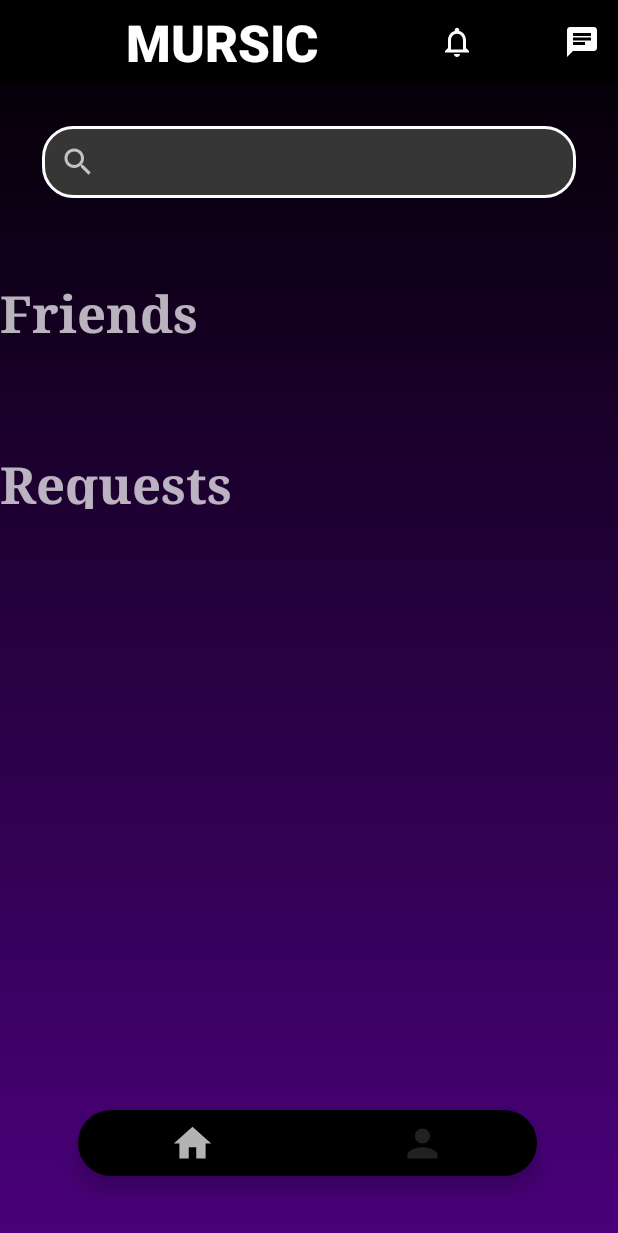
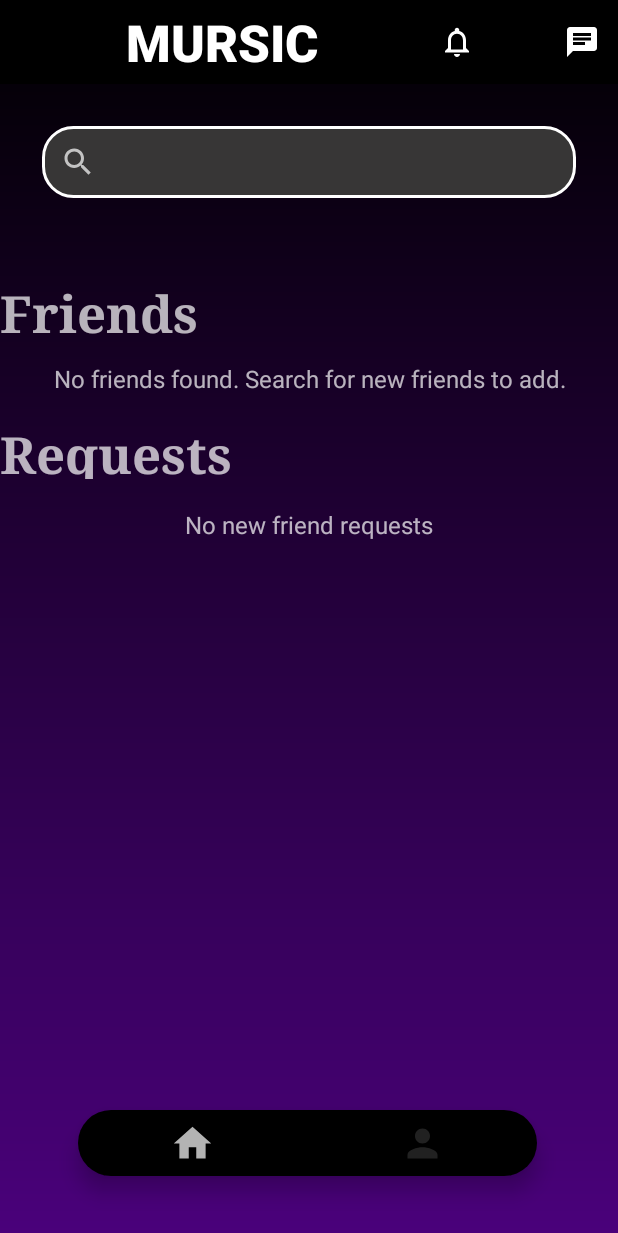
Before and after one commit to EbenVEVO/Capstone-MursicApp, an Android app: the screen it shows after launch once a user with an empty profile is signed in (MainActivity), item 2 of the bottom bar chosen, on a phone screen of 412 x 824 dp. Shown: the top 1233 px of the screen. Run offline under Robolectric (Android 15) with nearby library versions, the phone set to English and light mode, and no system bars; our stand-ins replace Firebase (no records; nobody signed in at launch, a user with empty details on screens opened directly); libraries missing offline, so code that uses them is left out: com.mikhaellopez.circularimageview; plain views replace CircularImageView; 6 statements that could not run were skipped.

```diff
--- a/app/src/main/java/com/example/capstone_mursicapp/EditProfileFrag.java
+++ b/app/src/main/java/com/example/capstone_mursicapp/EditProfileFrag.java
@@ -115,7 +115,8 @@ public class EditProfileFrag extends Fragment {
                             });
                         }
                         return true;
-
+                    case R.id.exit:
+                        getFragmentManager().popBackStack();
 
                 }
                 return false;
--- a/app/src/main/java/com/example/capstone_mursicapp/FriendsFrag.java
+++ b/app/src/main/java/com/example/capstone_mursicapp/FriendsFrag.java
@@ -3,6 +3,7 @@ package com.example.capstone_mursicapp;
 import android.os.Bundle;
 
 import androidx.annotation.NonNull;
+import androidx.annotation.Nullable;
 import androidx.appcompat.app.AppCompatActivity;
 import androidx.appcompat.widget.SearchView;
 import androidx.core.view.MenuItemCompat;
@@ -27,7 +28,9 @@ import com.google.firebase.auth.FirebaseAuth;
 import com.google.firebase.auth.FirebaseUser;
 import com.google.firebase.firestore.DocumentReference;
 import com.google.firebase.firestore.DocumentSnapshot;
+import com.google.firebase.firestore.EventListener;
 import com.google.firebase.firestore.FirebaseFirestore;
+import com.google.firebase.firestore.FirebaseFirestoreException;
 import com.google.firebase.firestore.QueryDocumentSnapshot;
 import com.mikhaellopez.circularimageview.CircularImageView;
 
@@ -181,7 +184,7 @@ public class FriendsFrag extends Fragment {
                 ProfileFrag profileFrag = new ProfileFrag();
                 profileFrag.setIsOwnProfile(true);
                 if (!getActivity().isDestroyed()) {
-                    getActivity().getSupportFragmentManager().beginTransaction().replace(R.id.mainLayout, profileFrag).commitNow();
+                    getActivity().getSupportFragmentManager().beginTransaction().replace(R.id.mainLayout, profileFrag).commit();
                 }
             }
         });
@@ -236,15 +239,18 @@ public class FriendsFrag extends Fragment {
     }
 
     public void getFriendRequest(){
-        //System.out.println("Entering get friendrequest");
         friendRequestList = new ArrayList<>();
         FirebaseUser currentUser = FirebaseAuth.getInstance().getCurrentUser();
         String userID = currentUser.getUid();
-        db.collection("Users").document(userID).get().addOnSuccessListener(documentSnapshot -> {
-            if(documentSnapshot.exists()){
+        db.collection("Users").document(userID).addSnapshotListener(new EventListener<DocumentSnapshot>() {
+            @Override
+            public void onEvent(@Nullable DocumentSnapshot documentSnapshot, @Nullable FirebaseFirestoreException e) {
+                    if (e != null) {
+                        Log.e("Error", String.valueOf(e));
+                    }
+                if(documentSnapshot != null){
                     List<Map<String, Object>> friendRequests = (List<Map<String, Object>>) documentSnapshot.get("friendRequests");
                     if (friendRequests != null && !friendRequests.isEmpty()) {
-                    //Log.d("Firebase", "request found");
                         for (Map<String, Object> friendRequestMap : friendRequests) {
                             String requesterID = (String) friendRequestMap.get("User");
                             db.collection("Users").document(requesterID).get().addOnSuccessListener(requesterSnapshot -> {
@@ -274,7 +280,8 @@ public class FriendsFrag extends Fragment {
                     }
                 }
                 else{
-              //  Log.d("Firebase", "request document not found");
+                    Log.d("Firebase", "request document not found");
+                }
             }
         });
         if (requestAdapter!= null) {
@@ -283,16 +290,19 @@ public class FriendsFrag extends Fragment {
         }
     }
 
-
     public void getFriends(){
         System.out.println("Entering get friends");
         friendsList = new ArrayList<>();
         FirebaseUser currentUser = FirebaseAuth.getInstance().getCurrentUser();
         String userID = currentUser.getUid();
-        db.collection("Users").document(userID).get().addOnSuccessListener(documentSnapshot -> {
-            if(documentSnapshot.exists()){
+        db.collection("Users").document(userID).addSnapshotListener(new EventListener<DocumentSnapshot>() {
+            @Override
+            public void onEvent(@Nullable DocumentSnapshot documentSnapshot, @Nullable FirebaseFirestoreException e) {
+                    if (e != null) {
+                        Log.e("Error", String.valueOf(e));
+                    }
+                    if(documentSnapshot != null){
                             List<Map<String,Object>> friends = (List<Map<String, Object>>) documentSnapshot.get("friends");
-                System.out.println(friends);
 
                             if (friends != null && !friends.isEmpty()) {
                                 for (Map<String, Object> friendsMap : friends) {
@@ -328,6 +338,7 @@ public class FriendsFrag extends Fragment {
                         else{
                             Log.d("Firebase", "friends document not found");
                         }
+            }
         });
 
         if (friendsAdapter!= null) {
--- a/app/src/main/java/com/example/capstone_mursicapp/FriendsRecycleAdapter.java
+++ b/app/src/main/java/com/example/capstone_mursicapp/FriendsRecycleAdapter.java
@@ -105,7 +105,7 @@ public class FriendsRecycleAdapter extends RecyclerView.Adapter<FriendsRecycleAd
                 profileFrag.setIsOwnProfile(false);
                 profileFrag.setUser(userModel);
                 AppCompatActivity activity = (AppCompatActivity) v.getContext();
-                activity.getSupportFragmentManager().beginTransaction().replace(R.id.mainLayout, profileFrag).commitNow();
+                activity.getSupportFragmentManager().beginTransaction().replace(R.id.mainLayout, profileFrag).addToBackStack(null).commit();
 
 
             }
@@ -118,7 +118,7 @@ public class FriendsRecycleAdapter extends RecyclerView.Adapter<FriendsRecycleAd
                 profileFrag.setIsOwnProfile(false);
                 profileFrag.setUser(userModel);
                 AppCompatActivity activity = (AppCompatActivity) v.getContext();
-                activity.getSupportFragmentManager().beginTransaction().replace(R.id.mainLayout, profileFrag).commitNow();
+                activity.getSupportFragmentManager().beginTransaction().replace(R.id.mainLayout, profileFrag).addToBackStack(null).commit();
             }
         });
         if(userModel.getButtonType()==0){
--- a/app/src/main/java/com/example/capstone_mursicapp/MainActivity.java
+++ b/app/src/main/java/com/example/capstone_mursicapp/MainActivity.java
@@ -62,7 +62,7 @@ public class MainActivity extends AppCompatActivity {
 
                     HomeFrag homeFrag = new HomeFrag();
                     if (!getSupportFragmentManager().isDestroyed())
-                        getSupportFragmentManager().beginTransaction().replace(R.id.mainLayout, homeFrag).commit();
+                        getSupportFragmentManager().beginTransaction().replace(R.id.mainLayout, homeFrag).addToBackStack(null).commit();
                 }
 
 
@@ -80,12 +80,12 @@ public class MainActivity extends AppCompatActivity {
                     case R.id.home:
                         HomeFrag homeFrag = new HomeFrag();
                         if (!getSupportFragmentManager().isDestroyed())
-                            getSupportFragmentManager().beginTransaction().replace(R.id.mainLayout, homeFrag).commit();
+                            getSupportFragmentManager().beginTransaction().replace(R.id.mainLayout, homeFrag).addToBackStack(null).commit();
                         return true;
                     case R.id.friends:
                         FriendsFrag friendsFrag = new FriendsFrag();
                        if (!getSupportFragmentManager().isDestroyed())
-                            getSupportFragmentManager().beginTransaction().replace(R.id.mainLayout, friendsFrag).commit();
+                            getSupportFragmentManager().beginTransaction().replace(R.id.mainLayout, friendsFrag).addToBackStack(null).commit();
                         return true;
 
                 }
--- a/app/src/main/java/com/example/capstone_mursicapp/PostAdapter.java
+++ b/app/src/main/java/com/example/capstone_mursicapp/PostAdapter.java
@@ -1,7 +1,9 @@
 package com.example.capstone_mursicapp;
 
 import android.app.Activity;
+import android.content.Context;
 import android.graphics.Color;
+import android.graphics.PorterDuff;
 import android.graphics.drawable.Drawable;
 import android.util.Log;
 import android.view.LayoutInflater;
@@ -40,6 +42,7 @@ public class PostAdapter extends RecyclerView.Adapter<PostAdapter.ViewHolder> {
     FirebaseFirestore db = FirebaseFirestore.getInstance();
     FirebaseUser currentUser = FirebaseAuth.getInstance().getCurrentUser();
     List<PostModel> posts;
+    Context context;
 
     String reactionType;
 
@@ -115,6 +118,7 @@ public class PostAdapter extends RecyclerView.Adapter<PostAdapter.ViewHolder> {
     @Override
     public ViewHolder onCreateViewHolder(@NonNull ViewGroup parent, int viewType) {
         View view = LayoutInflater.from(parent.getContext()).inflate(R.layout.postlayout, parent, false);
+        context = view.getContext();
         return new PostAdapter.ViewHolder(view);
     }
 
@@ -230,6 +234,7 @@ public class PostAdapter extends RecyclerView.Adapter<PostAdapter.ViewHolder> {
                 public void bind(PostModel postModel) {
                     Log.d("test", "binding");
                     usernameTextView.setText(postModel.getpUsername());
+                    like.setBackgroundResource(R.drawable.baseline_thumb_up_24);
                     long currentTime = System.currentTimeMillis();
                     long timePassed = currentTime - postModel.pTime;
                     long hours = TimeUnit.MILLISECONDS.toHours(timePassed) % 24;
@@ -248,6 +253,8 @@ public class PostAdapter extends RecyclerView.Adapter<PostAdapter.ViewHolder> {
                     imageLoader.loadImage(postModel.getpProfilePic(), profilePic);
                     imageLoader.loadImage(postModel.getpImage(), postImage);
 
+
+
                     String postID = postModel.getUserID();
 
                         getReactionType(postID, new reactionCallback() {
@@ -256,7 +263,7 @@ public class PostAdapter extends RecyclerView.Adapter<PostAdapter.ViewHolder> {
                                 Log.d("test", "reaction type found, entering switch");
                                 switch (reactionType){
                                     case "like":
-                                        like.setBackgroundResource(R.drawable.baseline_thumb_up_24);
+                                        like.setBackgroundResource(R.drawable.likedthumb_up_24);
                                         break;
                                     case "heart":
                                         like.setBackgroundResource(R.drawable.heart_reaction);
--- a/app/src/main/java/com/example/capstone_mursicapp/SettingsFrag.java
+++ b/app/src/main/java/com/example/capstone_mursicapp/SettingsFrag.java
@@ -34,7 +34,7 @@ public class SettingsFrag extends Fragment {
             public void onClick(View v) {
                 ConnectAccounts connectAccounts = new ConnectAccounts();
                 if (!getActivity().isDestroyed())
-                    getActivity().getSupportFragmentManager().beginTransaction().replace(R.id.settingslayout, connectAccounts).commit();
+                    getActivity().getSupportFragmentManager().beginTransaction().replace(R.id.settingslayout, connectAccounts).addToBackStack(null).commit();
             }
         });
         accountsettings.setOnClickListener(new View.OnClickListener() {
@@ -42,7 +42,7 @@ public class SettingsFrag extends Fragment {
             public void onClick(View v) {
                 AccountSettings accountSettings = new AccountSettings();
                 if (!getActivity().isDestroyed())
-                    getActivity().getSupportFragmentManager().beginTransaction().replace(R.id.settingslayout, accountSettings).commit();
+                    getActivity().getSupportFragmentManager().beginTransaction().replace(R.id.settingslayout, accountSettings).addToBackStack(null).commit();
 
             }
         });
--- a/app/src/main/res/drawable/baseline_thumb_up_24.xml
+++ b/app/src/main/res/drawable/baseline_thumb_up_24.xml
@@ -1,5 +1,5 @@
 <vector android:height="24dp"
     android:viewportHeight="24" android:viewportWidth="24"
     android:width="24dp" xmlns:android="http://schemas.android.com/apk/res/android">
-    <path android:fillColor="@color/light_blue" android:pathData="M1,21h4L5,9L1,9v12zM23,10c0,-1.1 -0.9,-2 -2,-2h-6.31l0.95,-4.57 0.03,-0.32c0,-0.41 -0.17,-0.79 -0.44,-1.06L14.17,1 7.59,7.59C7.22,7.95 7,8.45 7,9v10c0,1.1 0.9,2 2,2h9c0.83,0 1.54,-0.5 1.84,-1.22l3.02,-7.05c0.09,-0.23 0.14,-0.47 0.14,-0.73v-2z"/>
+    <path android:fillColor="@color/white" android:pathData="M1,21h4L5,9L1,9v12zM23,10c0,-1.1 -0.9,-2 -2,-2h-6.31l0.95,-4.57 0.03,-0.32c0,-0.41 -0.17,-0.79 -0.44,-1.06L14.17,1 7.59,7.59C7.22,7.95 7,8.45 7,9v10c0,1.1 0.9,2 2,2h9c0.83,0 1.54,-0.5 1.84,-1.22l3.02,-7.05c0.09,-0.23 0.14,-0.47 0.14,-0.73v-2z"/>
 </vector>
--- /dev/null
+++ b/app/src/main/res/drawable/likedthumb_up_24.xml
@@ -0,0 +1,5 @@
+<vector xmlns:android="http://schemas.android.com/apk/res/android" android:height="24dp" android:tint="#119FF8" android:viewportHeight="24" android:viewportWidth="24" android:width="24dp">
+
+    <path android:fillColor="@android:color/white" android:pathData="M1,21h4L5,9L1,9v12zM23,10c0,-1.1 -0.9,-2 -2,-2h-6.31l0.95,-4.57 0.03,-0.32c0,-0.41 -0.17,-0.79 -0.44,-1.06L14.17,1 7.59,7.59C7.22,7.95 7,8.45 7,9v10c0,1.1 0.9,2 2,2h9c0.83,0 1.54,-0.5 1.84,-1.22l3.02,-7.05c0.09,-0.23 0.14,-0.47 0.14,-0.73v-2z"/>
+
+</vector>
--- a/app/src/main/res/layout/postlayout.xml
+++ b/app/src/main/res/layout/postlayout.xml
@@ -85,7 +85,8 @@
                         android:layout_width="match_parent"
                         android:layout_height="51dp"
                         android:layout_marginBottom="20dp"
-                        android:background="@drawable/baseline_thumb_up_24"></ImageButton>
+                        android:background="@drawable/baseline_thumb_up_24"
+                        ></ImageButton>
 
                     <ImageButton
                         android:id="@+id/comment"
--- a/app/src/main/res/layout/reaction_dialog.xml
+++ b/app/src/main/res/layout/reaction_dialog.xml
@@ -21,7 +21,7 @@
                 android:layout_weight="1"
                 android:layout_width="40dp"
                 android:layout_height="40dp"
-                android:src="@drawable/baseline_thumb_up_24">
+                android:src="@drawable/likedthumb_up_24">
 
             </ImageView>
             <ImageView
```
Also changed, not shown: app/src/main/java/com/example/capstone_mursicapp/CommentsFrag.java (+19 -23 lines), app/src/main/java/com/example/capstone_mursicapp/HomeFrag.java (+26 -20 lines), app/src/main/java/com/example/capstone_mursicapp/ProfileFrag.java (+16 -16 lines). Lines whose indentation alone changed are shown as unchanged.
